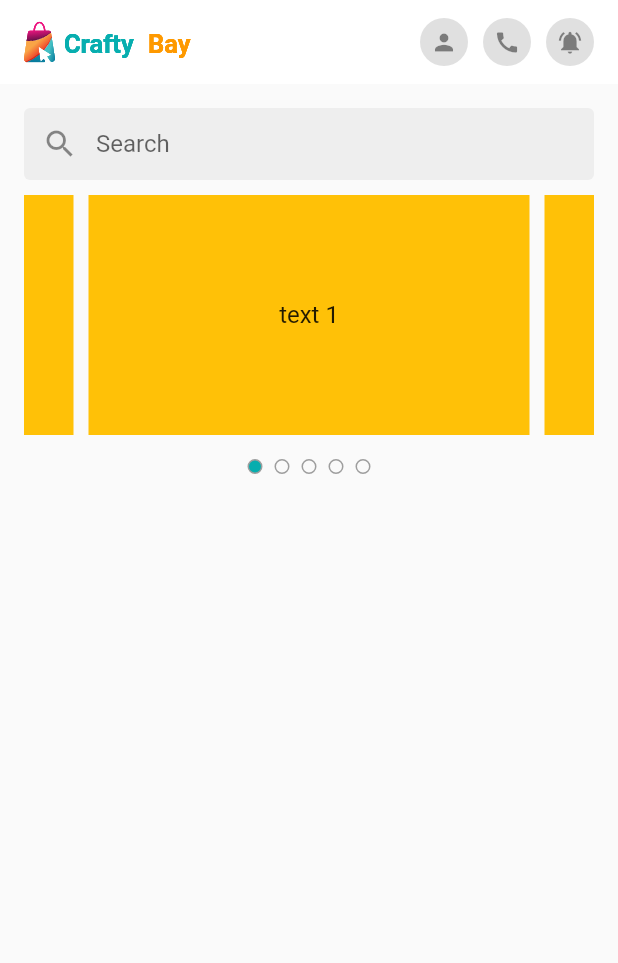
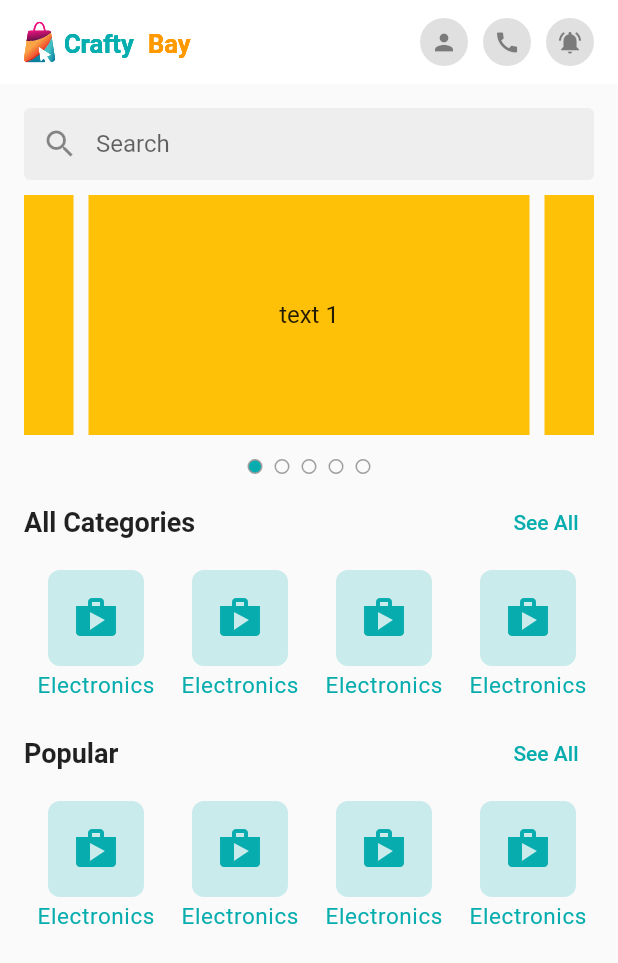
Before and after one commit to HasanJuned/Crafty_Bay, a Flutter app: the screen it shows after launch, on a phone screen of 412 x 824 dp. Shown: the top 963 px of the screen. Run offline on Flutter 3.47's test engine with Material 2 defaults, Android fonts, the phone set to English and light mode, and no system bars; drawn by our look-alikes of carousel_slider; our stand-ins replace flutter_svg, get, pin_code_fields.

Commit message:
Home Screen Category card Widget task done

```diff
--- a/lib/presentation/ui/screens/home_screen.dart
+++ b/lib/presentation/ui/screens/home_screen.dart
@@ -1,10 +1,11 @@
-import 'package:carousel_slider/carousel_slider.dart';
 import 'package:crafty_bay/presentation/ui/utility/app_colors.dart';
 import 'package:crafty_bay/presentation/ui/utility/image_assets.dart';
 import 'package:flutter/material.dart';
 import 'package:flutter_svg/flutter_svg.dart';
 
+import '../widgets/category_card_widget.dart';
 import '../widgets/circular_icon_button.dart';
+import '../widgets/remarks_title.dart';
 import '../widgets/home_widgets/home_slider.dart';
 
 class HomeScreen extends StatefulWidget {
@@ -56,7 +57,8 @@ class _HomeScreenState extends State<HomeScreen> {
                     fillColor: Colors.grey.shade200,
                     filled: true,
                     hintText: 'Search',
-                    border: const OutlineInputBorder(borderSide: BorderSide.none),
+                    border:
+                        const OutlineInputBorder(borderSide: BorderSide.none),
                     enabledBorder:
                         const OutlineInputBorder(borderSide: BorderSide.none),
                     focusedBorder:
@@ -65,7 +67,41 @@ class _HomeScreenState extends State<HomeScreen> {
               const SizedBox(
                 height: 10,
               ),
-              HomeSlider()
+              const HomeSlider(),
+              const SizedBox(
+                height: 8,
+              ),
+              RemarksTitle(
+                title: 'All Categories',
+                onTap: () {},
+              ),
+              const SizedBox(height: 8,),
+              SizedBox(
+                height: 90,
+                child: ListView.builder(
+                    itemCount: 10,
+                    scrollDirection: Axis.horizontal,
+                    itemBuilder: (context, index) {
+                      return const CategoryCardWidget();
+                    }),
+              ),
+              const SizedBox(
+                height: 8,
+              ),
+              RemarksTitle(
+                title: 'Popular',
+                onTap: () {},
+              ),
+              const SizedBox(height: 8,),
+              SizedBox(
+                height: 90,
+                child: ListView.builder(
+                    itemCount: 10,
+                    scrollDirection: Axis.horizontal,
+                    itemBuilder: (context, index) {
+                      return const CategoryCardWidget();
+                    }),
+              )
             ],
           ),
         ),
--- /dev/null
+++ b/lib/presentation/ui/widgets/category_card_widget.dart
@@ -0,0 +1,38 @@
+import 'package:flutter/material.dart';
+
+import '../utility/app_colors.dart';
+class CategoryCardWidget extends StatelessWidget {
+  const CategoryCardWidget({
+    Key? key,
+  }) : super(key: key);
+
+  @override
+  Widget build(BuildContext context) {
+    return Padding(
+      padding: const EdgeInsets.symmetric(horizontal: 8.0),
+      child: Column(
+        children: [
+          Container(
+            margin: const EdgeInsets.symmetric(horizontal: 8),
+            padding: const EdgeInsets.all(16),
+            decoration: BoxDecoration(
+                color:
+                AppColors.primaryColor.withOpacity(0.2),
+                borderRadius: BorderRadius.circular(8)),
+            child: const Icon(
+              Icons.shop,
+              color: AppColors.primaryColor,
+              size: 32,
+            ),
+          ),
+          const SizedBox(height: 4,),
+          const Text('Electronics', style: TextStyle(
+              color: AppColors.primaryColor,
+              letterSpacing: 0.4,
+              fontSize: 15
+          ),)
+        ],
+      ),
+    );
+  }
+}
--- /dev/null
+++ b/lib/presentation/ui/widgets/remarks_title.dart
@@ -0,0 +1,26 @@
+import 'package:flutter/material.dart';
+
+class RemarksTitle extends StatelessWidget {
+  const RemarksTitle({
+    Key? key,
+    required this.title,
+    required this.onTap,
+  }) : super(key: key);
+
+  final String title;
+  final VoidCallback onTap;
+
+  @override
+  Widget build(BuildContext context) {
+    return Row(
+      mainAxisAlignment: MainAxisAlignment.spaceBetween,
+      children: [
+        Text(
+          title,
+          style: const TextStyle(fontWeight: FontWeight.bold, fontSize: 18),
+        ),
+        TextButton(onPressed: onTap, child: const Text('See All'))
+      ],
+    );
+  }
+}
```
